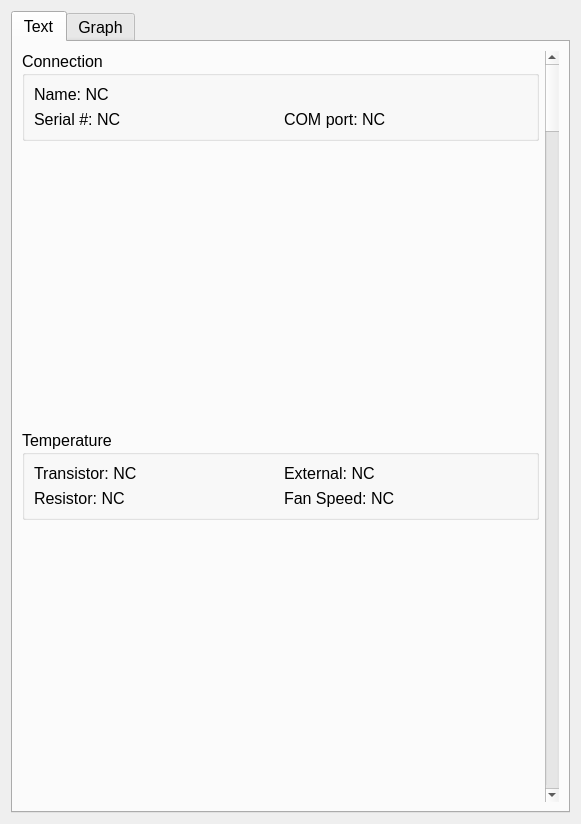
First picture: the form in Software/Status_GUI.ui, repository Llamero/Four_Channel_MHz_LED_Driver, before the edit.
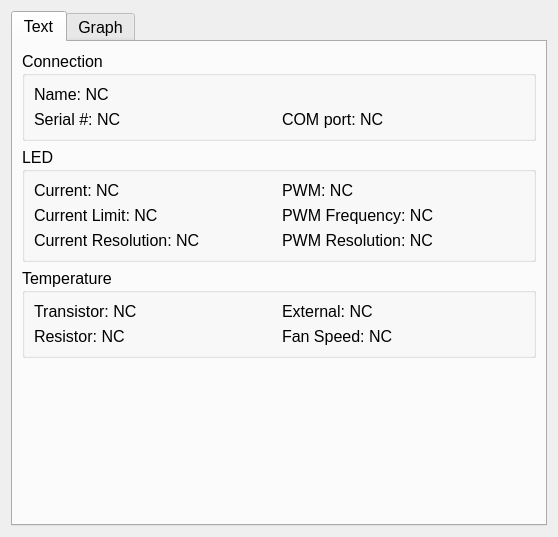
Second picture: the form after the edit. Custom widgets are drawn as their Qt base class.

Commit message: Added calibration tab

What changed in the file:
```diff
--- a/Software/Status_GUI.ui
+++ b/Software/Status_GUI.ui
@@ -6,8 +6,8 @@
    <rect>
     <x>0</x>
     <y>0</y>
-    <width>581</width>
-    <height>824</height>
+    <width>558</width>
+    <height>537</height>
    </rect>
   </property>
   <property name="font">
@@ -19,7 +19,7 @@
    <string>Dialog</string>
   </property>
   <layout class="QGridLayout" name="gridLayout">
-   <item row="1" column="0">
+   <item row="0" column="0" alignment="Qt::AlignTop">
     <widget class="QTabWidget" name="tabWidget">
      <property name="currentIndex">
       <number>0</number>
@@ -28,8 +28,59 @@
       <attribute name="title">
        <string>Text</string>
       </attribute>
-      <layout class="QGridLayout" name="gridLayout_7">
+      <layout class="QGridLayout" name="gridLayout_7" rowstretch="0,0,1">
        <item row="1" column="0" alignment="Qt::AlignTop">
+        <widget class="QGroupBox" name="groupBox_7">
+         <property name="title">
+          <string>LED</string>
+         </property>
+         <layout class="QGridLayout" name="gridLayout_10">
+          <item row="1" column="1">
+           <widget class="QLabel" name="label_11">
+            <property name="text">
+             <string>Current Limit: NC</string>
+            </property>
+           </widget>
+          </item>
+          <item row="0" column="1">
+           <widget class="QLabel" name="label_9">
+            <property name="text">
+             <string>Current: NC</string>
+            </property>
+           </widget>
+          </item>
+          <item row="2" column="1">
+           <widget class="QLabel" name="label_12">
+            <property name="text">
+             <string>Current Resolution: NC</string>
+            </property>
+           </widget>
+          </item>
+          <item row="1" column="2">
+           <widget class="QLabel" name="label_13">
+            <property name="text">
+             <string>PWM Frequency: NC</string>
+            </property>
+           </widget>
+          </item>
+          <item row="0" column="2">
+           <widget class="QLabel" name="label_10">
+            <property name="text">
+             <string>PWM: NC</string>
+            </property>
+           </widget>
+          </item>
+          <item row="2" column="2">
+           <widget class="QLabel" name="label_14">
+            <property name="text">
+             <string>PWM Resolution: NC</string>
+            </property>
+           </widget>
+          </item>
+         </layout>
+        </widget>
+       </item>
+       <item row="2" column="0" alignment="Qt::AlignTop">
         <widget class="QGroupBox" name="groupBox_6">
          <property name="title">
           <string>Temperature</string>
@@ -66,13 +117,6 @@
          </layout>
         </widget>
        </item>
-       <item row="0" column="1" rowspan="2">
-        <widget class="QScrollBar" name="verticalScrollBar">
-         <property name="orientation">
-          <enum>Qt::Vertical</enum>
-         </property>
-        </widget>
-       </item>
        <item row="0" column="0" alignment="Qt::AlignTop">
         <widget class="QGroupBox" name="groupBox_5">
          <property name="title">
```
The commit also changes 1 other file.
